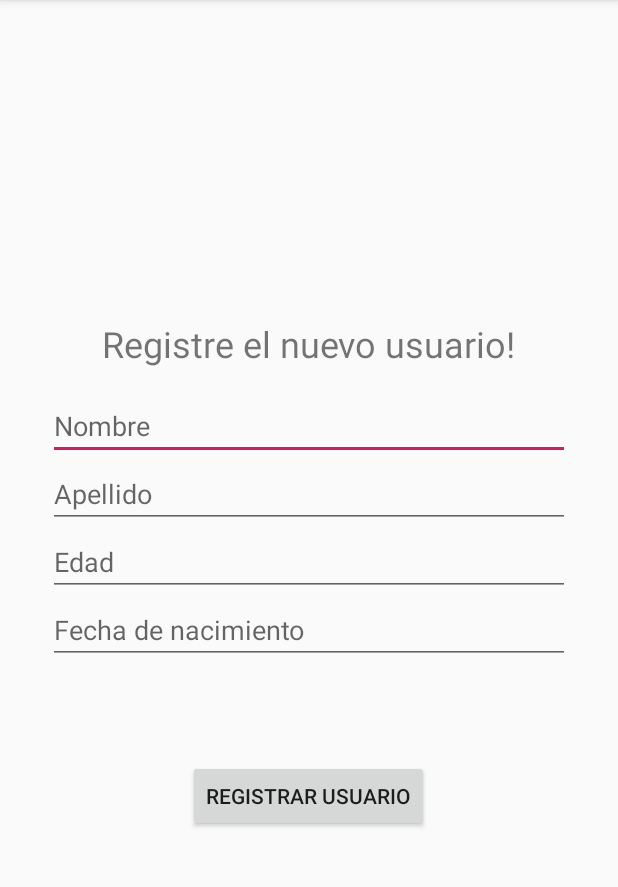
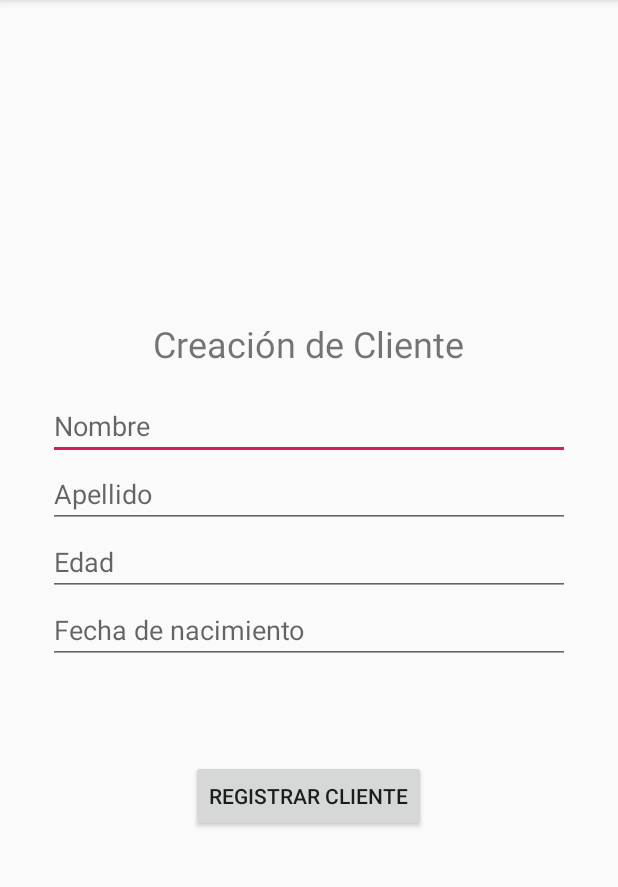
Before and after one commit to thezuliano/testFirebase, an Android app: the Form screen opened directly, with no data from a screen before it, on a phone screen of 412 x 824 dp, the part 84-971 px from its top. Run offline under Robolectric (Android 15) with nearby library versions, the phone set to English and light mode, and no system bars; our stand-ins replace Firebase (no records; nobody signed in at launch, a user with empty details on screens opened directly).

Commit message:
Cambios menores

```diff
--- a/app/src/main/java/app/jw/testjw/Form.java
+++ b/app/src/main/java/app/jw/testjw/Form.java
@@ -28,7 +28,7 @@ public class Form extends AppCompatActivity {
         fechaNac = findViewById(R.id.txtFechaNac);
         guardar = findViewById(R.id.btnGuardar);
 
-        TablaUsuarios = FirebaseDatabase.getInstance().getReference().child("USUARIOS");
+        TablaUsuarios = FirebaseDatabase.getInstance().getReference().child("CLIENTES");
 
         guardar.setOnClickListener(new View.OnClickListener(){
             @Override
@@ -47,5 +47,13 @@ public class Form extends AppCompatActivity {
 
         TablaUsuarios.push().setValue(nuevoUsuario);
         Toast.makeText(getApplicationContext(), "Usuario agregado con éxito", Toast.LENGTH_SHORT).show();
+        limpiarCampos();
+    }
+
+    public void limpiarCampos(){
+        nombre.getText().clear();
+        apellido.getText().clear();
+        edad.getText().clear();
+        fechaNac.getText().clear();
     }
 }
--- a/app/src/main/res/layout/activity_form.xml
+++ b/app/src/main/res/layout/activity_form.xml
@@ -26,7 +26,7 @@
             android:layout_width="wrap_content"
             android:layout_height="wrap_content"
             android:layout_marginBottom="16dp"
-            android:text="Registre el nuevo usuario!"
+            android:text="Creación de Cliente"
             android:textSize="24sp" />
 
         <EditText
@@ -66,7 +66,7 @@
             android:layout_width="wrap_content"
             android:layout_height="wrap_content"
             android:layout_marginTop="64dp"
-            android:text="Registrar usuario" />
+            android:text="Registrar cliente" />
 
     </LinearLayout>
 
```
